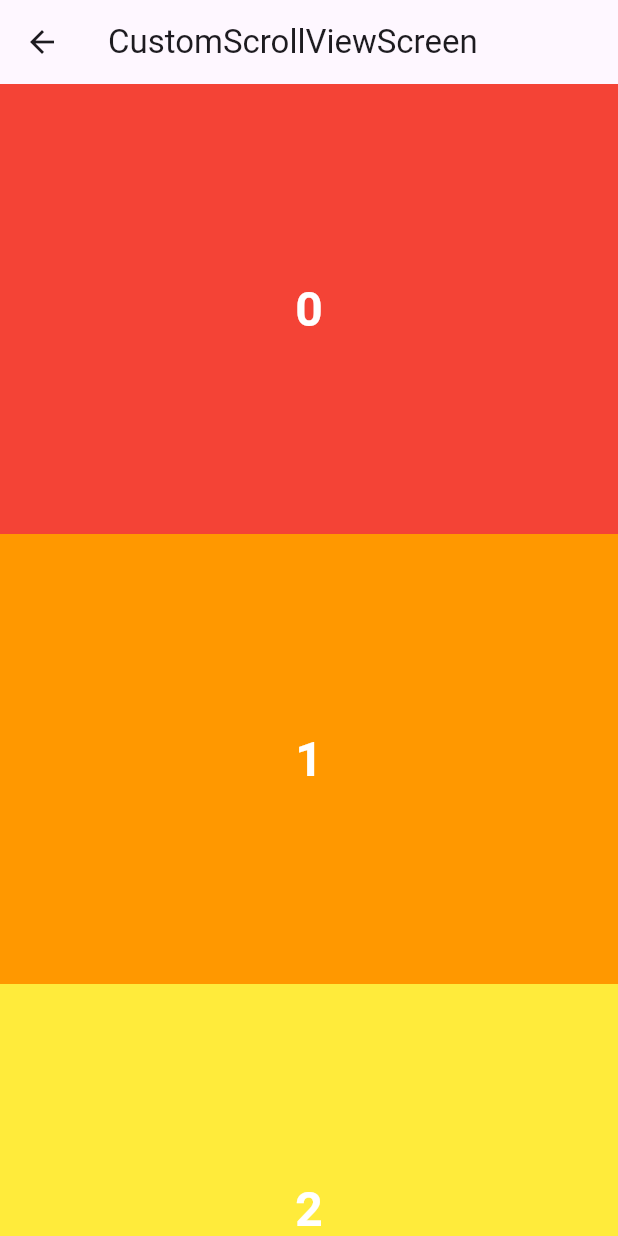
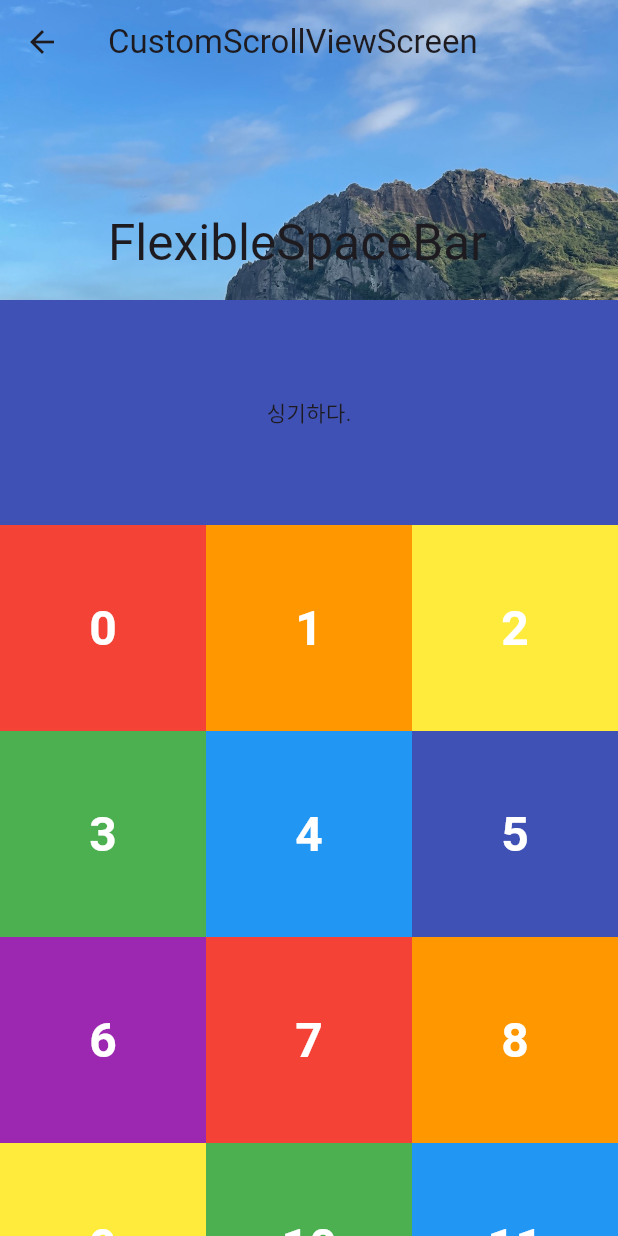
Before and after one commit to Ohjinseo2022/flutter, a Flutter app: the screen it shows after launch, after a tap on "CustomScrollViewScreen", on a phone screen of 412 x 824 dp. Run offline on Flutter 3.47's test engine with Material 3 defaults, Android fonts, the phone set to English and light mode, and no system bars; our stand-ins replace dio, drift, geolocator, get_it, google_maps_flutter, image_picker and 7 more; missing offline and left inert: agora_rtc_engine, dart:ffi, sqlite3; accounts and stored records are empty; generated files the repository leaves out were written again.

Commit message:
SliverAppBar 및 SliverHeader 커스텀 방벙

```diff
--- a/scrollable_widgets/lib/screen/custom_scroll_view_screen.dart
+++ b/scrollable_widgets/lib/screen/custom_scroll_view_screen.dart
@@ -3,6 +3,45 @@ import 'package:flutter/material.dart';
 import 'package:flutter/widgets.dart';
 import 'package:scrollable_widgets/const/colors.dart';
 import 'package:scrollable_widgets/layout/main_layoyut.dart';
+
+//다양한 곳에 사용할수 있게 유연성잇는 코드를 만들어야한다.
+class _SliverFixedHeaderDelegate extends SliverPersistentHeaderDelegate {
+  final child;
+  final double maxHeight;
+  final double minHeight;
+  _SliverFixedHeaderDelegate(
+      {required this.child, required this.maxHeight, required this.minHeight});
+
+  @override
+  Widget build(
+      BuildContext context, double shrinkOffset, bool overlapsContent) {
+    // TODO: implement build
+    //dalegate 를 만들었을때 헤더를 어떻게 생성할지 정하는 빌더 함수
+    return SizedBox.expand(child: child);
+  }
+
+  //최대높이
+  @override
+  // TODO: implement maxExtent
+  double get maxExtent => maxHeight;
+  //최소높이
+  @override
+  // TODO: implement minExtent
+  double get minExtent => minHeight;
+
+  //covariant 상송된 클래스도 사용가능하다 라는 뜻 covariant SliverPersistentHeaderDelegate
+  // oldDelegate - build가 샐행됐을때 이전 Delegate
+  // this - 새로운 Delegate
+  // shouldRebuild - 새로 build 를 해야할지 말지를 판단 해줌 true or false 를 리턴
+  // false 면 build 안함 true 면 다시 build 함
+  @override
+  bool shouldRebuild(_SliverFixedHeaderDelegate oldDelegate) {
+    // TODO: implement shouldRebuild
+    return oldDelegate.maxHeight != maxHeight ||
+        oldDelegate.minHeight != minHeight ||
+        oldDelegate.child != child; //
+  }
+}
 
 class CustomScrollViewScreen extends StatefulWidget {
   const CustomScrollViewScreen({super.key});
@@ -17,11 +56,14 @@ class _CustomScrollViewScreenState extends State<CustomScrollViewScreen> {
   Widget build(BuildContext context) {
     return Scaffold(
       body: CustomScrollView(
+        //slivers 라는 파라미터 안에는 무조건 Sliver로 시작하는 위젯을 사용해야 한다.
         slivers: [
-          SliverAppBar(
-            title: Text('CustomScrollViewScreen'),
-          ),
-          renderBuilderSliverList(),
+          renderSliverAppBar(),
+          //이친구는 클래스를 직접 구현해줘야함
+          renderHeader(),
+          renderSliverGridBuilder(),
+          renderHeader(),
+          renderChildSliverList(),
         ],
       ),
       // Column(
@@ -44,6 +86,58 @@ class _CustomScrollViewScreenState extends State<CustomScrollViewScreen> {
       //     )
       //   ],
       // ),
+    );
+  }
+
+  SliverPersistentHeader renderHeader() {
+    return SliverPersistentHeader(
+      //스크를을 내려도 최소 사이즈 만큼 쌓이는 효과
+      pinned: true,
+      delegate: _SliverFixedHeaderDelegate(
+          child: Container(
+            color: Colors.indigo,
+            child: Center(
+              child: Text('싱기하다.'),
+            ),
+          ),
+          maxHeight: 150.0,
+          minHeight: 75.0),
+    );
+  }
+
+  //AppBar
+  SliverAppBar renderSliverAppBar() {
+    return SliverAppBar(
+      backgroundColor: Colors.purple,
+      //floating 의 기본갑은 false
+      //스크롤시 앱바가 사라지는건 기본기능
+      //하지만 살짝 스크롤을 위로 스크롤 하면 앱바가 다시 나오게 할지 말지 정할 수 있음
+      floating: true,
+      //pinned 기본값 false
+      // 스크롤을 해도 앱바가 그대로 남아 있을지 여부를 정할수 있음
+      pinned: false,
+      //snap
+      //앱바 애니매이션이 실행되면 끝가지 실행시키는 옵션
+      //floating true && pinned false 상태 일때만 정상적으로 동작 확인 가능
+      snap: true, // false 상태로하면 중간에 멈춤가능
+      //stretch 기본 값 false
+      // true 일땐 위로 올리는 스크롤을 최대로 했을때 앱바가 늘러나는 효과를 볼수있다.
+      // 뒤에 빈하면이 보이지 않게하는 효과
+      // 안드로이드에선 ㄱㅊ
+      stretch: true,
+      //앱바가 차지 하는 크기
+      expandedHeight: 200,
+      // 앱바가 사라지기 시작하는 크기를 정할수 있다.
+      collapsedHeight: 150,
+      //앱바 안에 위젯을 넣고 싶을떄 사용!
+      flexibleSpace: FlexibleSpaceBar(
+        background: Image.asset(
+          'asset/img/image_1.jpeg',
+          fit: BoxFit.cover,
+        ),
+        title: Text('FlexibleSpaceBar'),
+      ),
+      title: Text('CustomScrollViewScreen'),
     );
   }
 
@@ -73,6 +167,34 @@ class _CustomScrollViewScreenState extends State<CustomScrollViewScreen> {
     ));
   }
 
+  //GridView.count 와 유사함
+  SliverGrid renderChildSliverGrid() {
+    return SliverGrid(
+      delegate: SliverChildListDelegate(numbers
+          .map((num) => renderContainer(
+              color: rainbowColors[num % rainbowColors.length], index: num))
+          .toList()),
+      gridDelegate: SliverGridDelegateWithFixedCrossAxisCount(
+        crossAxisCount: 2,
+      ),
+    );
+  }
+
+  //GridView.builder 와 유사함
+  SliverGrid renderSliverGridBuilder() {
+    return SliverGrid(
+      delegate: SliverChildBuilderDelegate(
+          (context, index) => renderContainer(
+                color: rainbowColors[index % rainbowColors.length],
+                index: index,
+              ),
+          childCount: 100),
+      gridDelegate: SliverGridDelegateWithMaxCrossAxisExtent(
+        maxCrossAxisExtent: 200,
+      ),
+    );
+  }
+
   Widget renderContainer(
       {required Color color, required int index, double? height}) {
     print(index);
--- a/scrollable_widgets/pubspec.yaml
+++ b/scrollable_widgets/pubspec.yaml
@@ -57,7 +57,8 @@ flutter:
   # included with your application, so that you can use the icons in
   # the material Icons class.
   uses-material-design: true
-
+  assets:
+    - asset/img/image_1.jpeg
   # To add assets to your application, add an assets section, like this:
   # assets:
   #   - images/a_dot_burr.jpeg
```
Also changed, not shown: scrollable_widgets/asset/img/image_1.jpeg (added), scrollable_widgets/asset/img/image_2.jpeg (added), scrollable_widgets/asset/img/image_3.jpeg (added), scrollable_widgets/asset/img/image_4.jpeg (added), scrollable_widgets/asset/img/image_5.jpeg (added).
